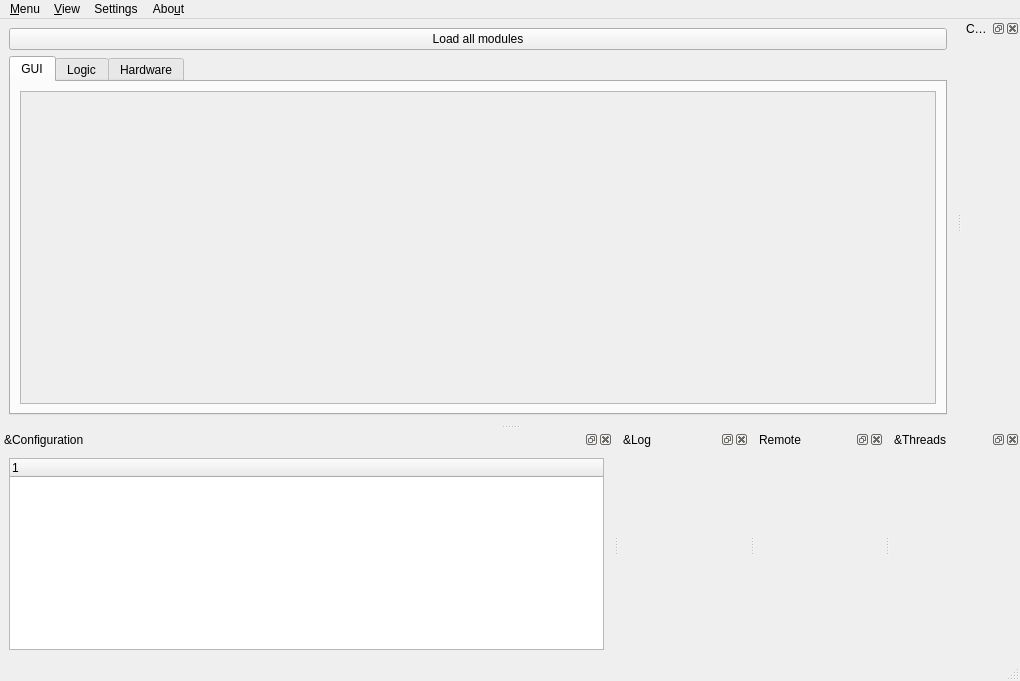
Before: the Qt Designer form gui/manager/ui_manager_window.ui in Ulm-IQO/qudi, drawn with Qt 5.
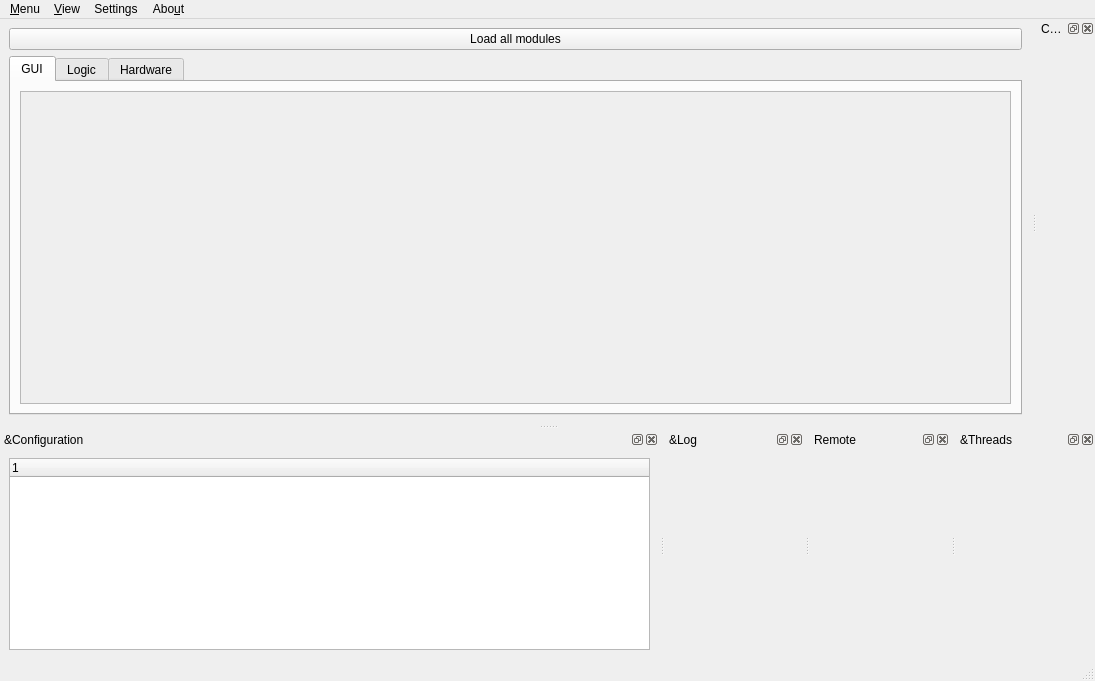
After: the same form once the commit is applied. Icons and pictures are not drawn. Custom widgets are drawn as their Qt base class.

Commit message: add a button to remove status file to the manager gui module list

The edit to the form file:
```diff
--- a/gui/manager/ui_manager_window.ui
+++ b/gui/manager/ui_manager_window.ui
@@ -6,7 +6,7 @@
    <rect>
     <x>0</x>
     <y>0</y>
-    <width>1020</width>
+    <width>1095</width>
     <height>681</height>
    </rect>
   </property>
@@ -48,8 +48,8 @@
             <rect>
              <x>0</x>
              <y>0</y>
-             <width>892</width>
-             <height>311</height>
+             <width>962</width>
+             <height>286</height>
             </rect>
            </property>
           </widget>
@@ -114,8 +114,8 @@
     <rect>
      <x>0</x>
      <y>0</y>
-     <width>1020</width>
-     <height>21</height>
+     <width>1095</width>
+     <height>30</height>
     </rect>
    </property>
    <widget class="QMenu" name="menuMenu">
```
Left out of the diff: 22 changed lines with no effect on the pictures. The commit also changes 13 other files.
